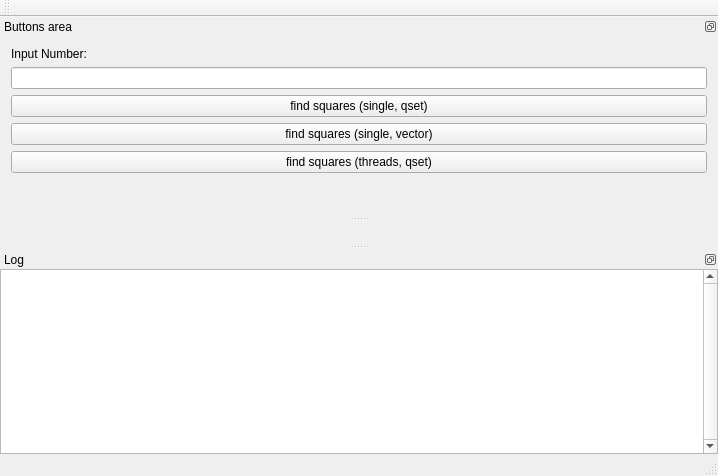
Before: the Qt Designer form squareSumUI.ui in Mar4eli/squareSum, drawn with Qt 5.
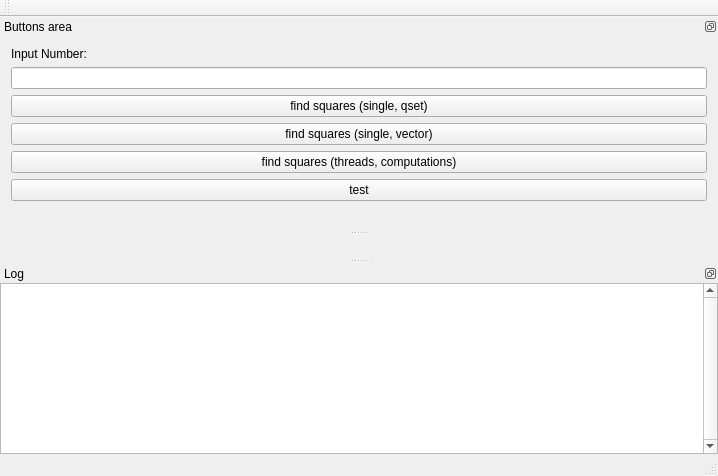
After: the same form once the commit is applied.

Commit message: Рефакторинг и оптимизация

Diff of the .ui file:
```diff
--- a/squareSumUI.ui
+++ b/squareSumUI.ui
@@ -129,7 +129,14 @@
      <item>
       <widget class="QPushButton" name="threadsFindSquares">
        <property name="text">
-        <string>find squares (threads, qset)</string>
+        <string>find squares (threads, computations)</string>
+       </property>
+      </widget>
+     </item>
+     <item>
+      <widget class="QPushButton" name="pushButton">
+       <property name="text">
+        <string>test</string>
        </property>
       </widget>
      </item>
```
The commit also changes 2 other files.
